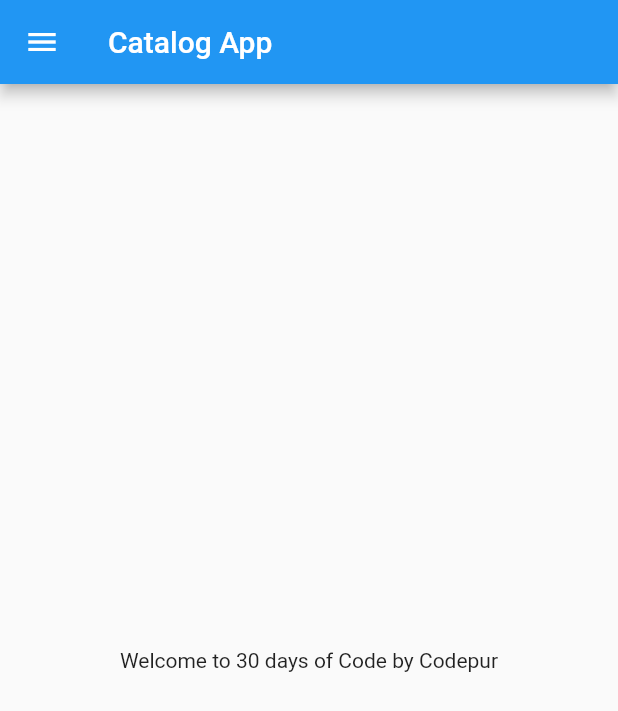
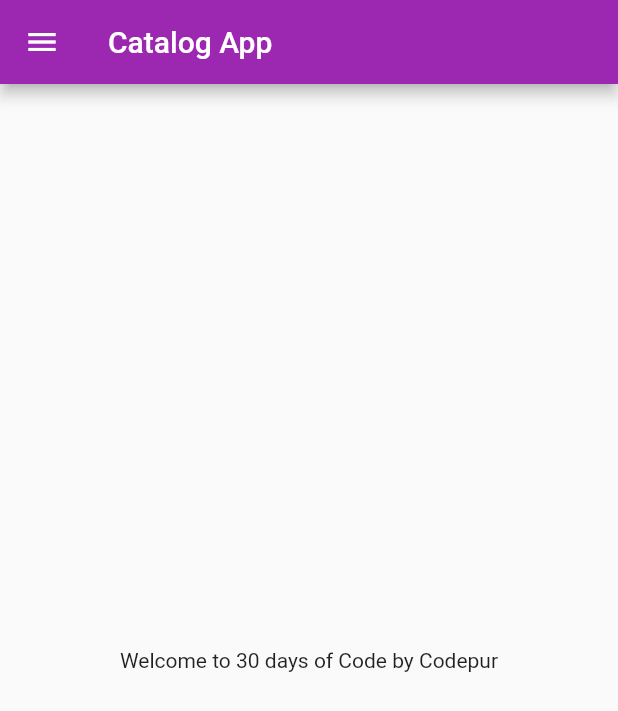
Before and after one commit to itshirdeshk/30DaysOfFlutter, a Flutter app: the screen it shows after launch, on a phone screen of 412 x 824 dp. Shown: the top 711 px of the screen. Run offline on Flutter 3.47's test engine with Material 2 defaults, Android fonts, the phone set to English and light mode, and no system bars.

Commit message:
Day 3 completed

```diff
--- a/lib/home_page.dart
+++ b/lib/home_page.dart
@@ -1,9 +1,9 @@
 import 'package:flutter/material.dart';
 
 class HomePage extends StatelessWidget {
+  const HomePage({super.key});
   final int days = 30;
   final String name = "Codepur";
-  const HomePage({super.key});
 
   @override
   Widget build(BuildContext context) {
--- a/lib/main.dart
+++ b/lib/main.dart
@@ -1,5 +1,6 @@
 import 'package:flutter/material.dart';
 import 'package:practice_1/home_page.dart';
+import 'package:practice_1/pages/login_page.dart';
 
 void main() {
   runApp(MyApp());
@@ -10,10 +11,15 @@ class MyApp extends StatelessWidget {
 
   @override
   Widget build(BuildContext context) {
-
-
     return MaterialApp(
-      home: HomePage(),
+      themeMode: ThemeMode.dark,
+      theme: ThemeData(primarySwatch: Colors.brown),
+      darkTheme: ThemeData(primarySwatch: Colors.purple),
+      initialRoute: "/home",
+      routes: {
+        "/": (context) => LoginPage(),
+        "/home": (context) => HomePage(),
+      },
     );
   }
 }
```
Also changed, not shown: lib/pages/login_page.dart (added, +21 -0 lines).
